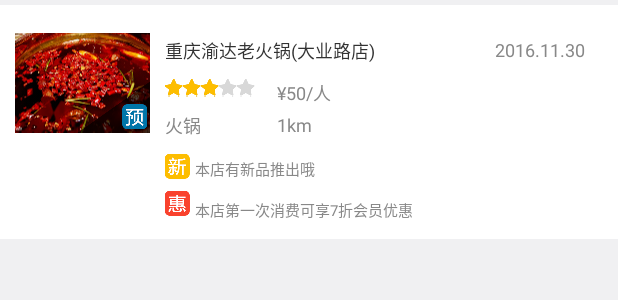
After one commit to ZYX520YTT/BFFood, an Android app: the layout item_minecollect.xml on its own in the app's theme, with its tools: preview values and no code run, on a phone screen of 412 x 824 dp. The commit adds this screen. Shown: the top 300 px of the screen. Run offline under Robolectric (Android 15) with nearby library versions, the phone set to English and light mode, and no system bars.

Commit message:
完成我的收藏

```diff
--- a/app/src/main/AndroidManifest.xml
+++ b/app/src/main/AndroidManifest.xml
@@ -54,7 +54,8 @@
             </intent-filter>
         </activity>
         <activity android:name=".activity.StroeActivity" />
-        <activity android:name=".activity.OrderActivity"></activity>
+        <activity android:name=".activity.MineOrderActivity" />
+        <activity android:name=".activity.MineCollectActivity"></activity>
     </application>
 
 </manifest>
--- a/app/src/main/java/food/neusoft/com/food/Fragment/main/OrderFragment.java
+++ b/app/src/main/java/food/neusoft/com/food/Fragment/main/OrderFragment.java
@@ -27,7 +27,7 @@ import java.util.Random;
 import cz.msebera.android.httpclient.Header;
 import food.neusoft.com.food.Fragment.main.base.BaseFragment;
 import food.neusoft.com.food.R;
-import food.neusoft.com.food.activity.OrderActivity;
+import food.neusoft.com.food.activity.MineOrderActivity;
 import food.neusoft.com.food.activity.StroeActivity;
 import food.neusoft.com.food.adapter.OrderAdapter;
 import food.neusoft.com.food.domian.OrderInfo;
@@ -87,7 +87,7 @@ public class OrderFragment extends BaseFragment {
         iv_history.setOnClickListener(new View.OnClickListener() {
             @Override
             public void onClick(View view) {
-                startActivity(new Intent(context, OrderActivity.class));
+                startActivity(new Intent(context, MineOrderActivity.class));
             }
         });
 
--- a/app/src/main/java/food/neusoft/com/food/thread/Url.java
+++ b/app/src/main/java/food/neusoft/com/food/thread/Url.java
@@ -24,6 +24,7 @@ public class Url {
     //http://100.0.101.18:8080/CDFood/removeCollect?userId=1&marketNo=10
     //http://100.0.101.18:8080/CDFood/saveCollect?userId=1&marketNo=10
     //http://100.0.101.18:8080/CDFood/getMyOrder?userId=1&count=10&firstIndex=0
+    //http://100.0.101.18:8080/CDFood/getMyCollect?userId=1
 
     private static String getUrl(String activity){
         String url=null;
@@ -85,6 +86,9 @@ public class Url {
     /**收藏店铺（保存）**/
     public static String saveCollect=getUrl("saveCollect");
 
+    /**得到我的收藏**/
+    public static String getMyCollect=getUrl("getMyCollect");
+
     /**取消收藏**/
     public static String removeCollect=getUrl("removeCollect");
 
--- /dev/null
+++ b/app/src/main/res/layout/item_minecollect.xml
@@ -0,0 +1,170 @@
+<?xml version="1.0" encoding="utf-8"?>
+<FrameLayout xmlns:android="http://schemas.android.com/apk/res/android"
+    android:layout_width="match_parent"
+    android:layout_height="match_parent"
+    android:background="@color/background">
+
+    <RelativeLayout
+        android:id="@+id/item_top"
+        android:layout_width="match_parent"
+        android:layout_height="156dp"
+        android:layout_marginTop="@dimen/title_line_height"
+        android:background="@color/white">
+
+        <ImageView
+            android:id="@+id/item_icon"
+            android:layout_width="90dp"
+            android:layout_height="67dp"
+            android:layout_marginLeft="10dp"
+            android:layout_marginRight="10dp"
+            android:layout_marginTop="18dp"
+            android:src="@drawable/pic_hotpot_one" />
+
+        <ImageView
+            android:id="@+id/iv_order"
+            android:layout_width="wrap_content"
+            android:layout_height="wrap_content"
+            android:layout_alignBottom="@+id/item_icon"
+            android:layout_alignRight="@+id/item_icon"
+            android:src="@drawable/re_view_order" />
+
+
+        <RelativeLayout
+            android:id="@+id/item_content"
+            android:layout_width="match_parent"
+            android:layout_height="wrap_content"
+            android:layout_marginTop="21.5dp"
+            android:layout_toRightOf="@id/item_icon"
+            android:paddingBottom="8dp">
+
+            <TextView
+                android:id="@+id/item_title"
+                android:layout_width="wrap_content"
+                android:layout_height="wrap_content"
+                android:ellipsize="end"
+                android:singleLine="true"
+                android:text="重庆渝达老火锅(大业路店)"
+                android:textColor="#323232"
+                android:textSize="12dp" />
+
+
+            <RatingBar
+                android:id="@+id/item_rating"
+                android:layout_width="wrap_content"
+                android:layout_height="12dp"
+                android:layout_below="@id/item_title"
+                android:layout_marginTop="10dp"
+                android:isIndicator="true"
+                android:progressDrawable="@drawable/process_ratingbar"
+                android:rating="3" />
+
+
+            <TextView
+                android:id="@+id/tv_money"
+                android:layout_width="wrap_content"
+                android:layout_height="wrap_content"
+                android:layout_alignTop="@+id/item_rating"
+                android:layout_marginLeft="14.5dp"
+                android:layout_toRightOf="@+id/item_rating"
+                android:text="¥50/人"
+                android:textColor="#888888"
+                android:textSize="12dp" />
+
+
+            <TextView
+                android:id="@+id/item_name"
+                android:layout_width="wrap_content"
+                android:layout_height="wrap_content"
+                android:layout_below="@id/item_rating"
+                android:layout_marginTop="10dp"
+                android:singleLine="true"
+                android:text="火锅"
+                android:textColor="#888888"
+                android:textSize="12dp"
+
+                />
+
+
+            <TextView
+                android:id="@+id/tv_distance"
+                android:layout_width="wrap_content"
+                android:layout_height="wrap_content"
+                android:layout_alignLeft="@+id/tv_money"
+                android:layout_alignTop="@+id/item_name"
+                android:layout_below="@id/tv_money"
+                android:text="1km"
+                android:textColor="#888888"
+                android:textSize="12dp" />
+
+            <RelativeLayout
+                android:id="@+id/rl_new"
+                android:layout_width="match_parent"
+                android:layout_height="wrap_content"
+                android:layout_alignLeft="@id/item_name"
+                android:layout_below="@id/item_name">
+
+                <ImageView
+                    android:id="@+id/iv_new"
+                    android:layout_width="wrap_content"
+                    android:layout_height="wrap_content"
+                    android:layout_marginTop="10dp"
+                    android:src="@drawable/view_new" />
+
+                <TextView
+                    android:id="@+id/tv_new"
+                    android:layout_width="wrap_content"
+                    android:layout_height="wrap_content"
+                    android:layout_marginLeft="3.5dp"
+                    android:layout_marginTop="12dp"
+                    android:layout_toRightOf="@id/iv_new"
+                    android:text="本店有新品推出哦"
+                    android:textColor="@color/orderfailure"
+                    android:textSize="10dp" />
+            </RelativeLayout>
+
+
+            <RelativeLayout
+                android:layout_width="match_parent"
+                android:layout_height="wrap_content"
+                android:layout_alignLeft="@id/rl_new"
+                android:layout_below="@id/rl_new">
+
+                <ImageView
+                    android:id="@+id/iv_hui"
+                    android:layout_width="wrap_content"
+                    android:layout_height="wrap_content"
+                    android:layout_marginTop="7dp"
+                    android:src="@drawable/view_privilige" />
+
+                <TextView
+                    android:id="@+id/tv_hui"
+                    android:layout_width="wrap_content"
+                    android:layout_height="wrap_content"
+                    android:layout_marginLeft="3.5dp"
+                    android:layout_marginTop="12dp"
+                    android:layout_toRightOf="@id/iv_hui"
+                    android:text="本店第一次消费可享7折会员优惠"
+                    android:textColor="@color/orderfailure"
+                    android:textSize="10dp" />
+            </RelativeLayout>
+
+            <TextView
+                android:id="@+id/tv_time"
+                android:layout_width="wrap_content"
+                android:layout_height="wrap_content"
+                android:layout_alignParentRight="true"
+                android:layout_marginRight="22dp"
+                android:layout_toRightOf="@id/item_title"
+                android:gravity="right"
+                android:text="2016.11.30"
+                android:textColor="#888888"
+                android:textSize="12sp" />
+
+
+        </RelativeLayout>
+
+
+    </RelativeLayout>
+
+
+</FrameLayout>
```
Also changed, not shown: app/src/main/java/food/neusoft/com/food/Fragment/main/MineFragment.java (+12 -2 lines), app/src/main/java/food/neusoft/com/food/activity/MineCollectActivity.java (added, +121 -0 lines), app/src/main/java/food/neusoft/com/food/activity/MineOrderActivity.java (renamed from app/src/main/java/food/neusoft/com/food/activity/OrderActivity.java, +5 -5 lines), app/src/main/java/food/neusoft/com/food/adapter/MineCollectAdapter.java (added, +107 -0 lines), app/src/main/java/food/neusoft/com/food/domian/MineCollectInfo.java (added, +169 -0 lines), app/src/main/res/layout/activity_minecollect.xml (added, +54 -0 lines), app/src/main/res/layout/activity_mineorder.xml (renamed from app/src/main/res/layout/activity_order.xml).
